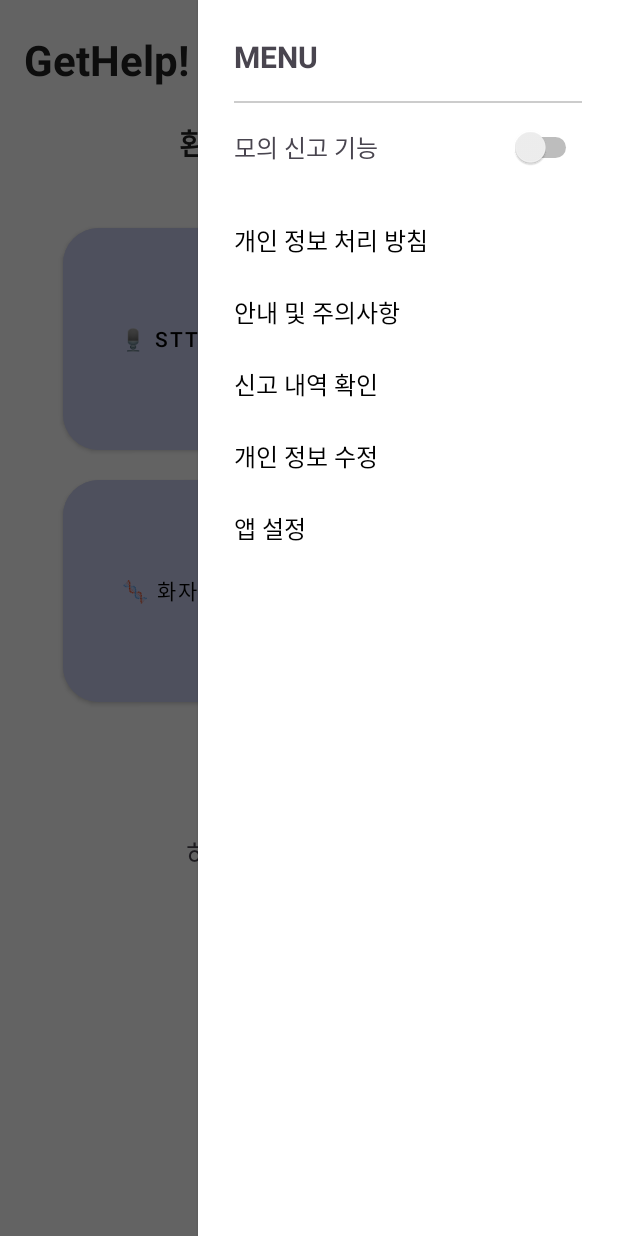
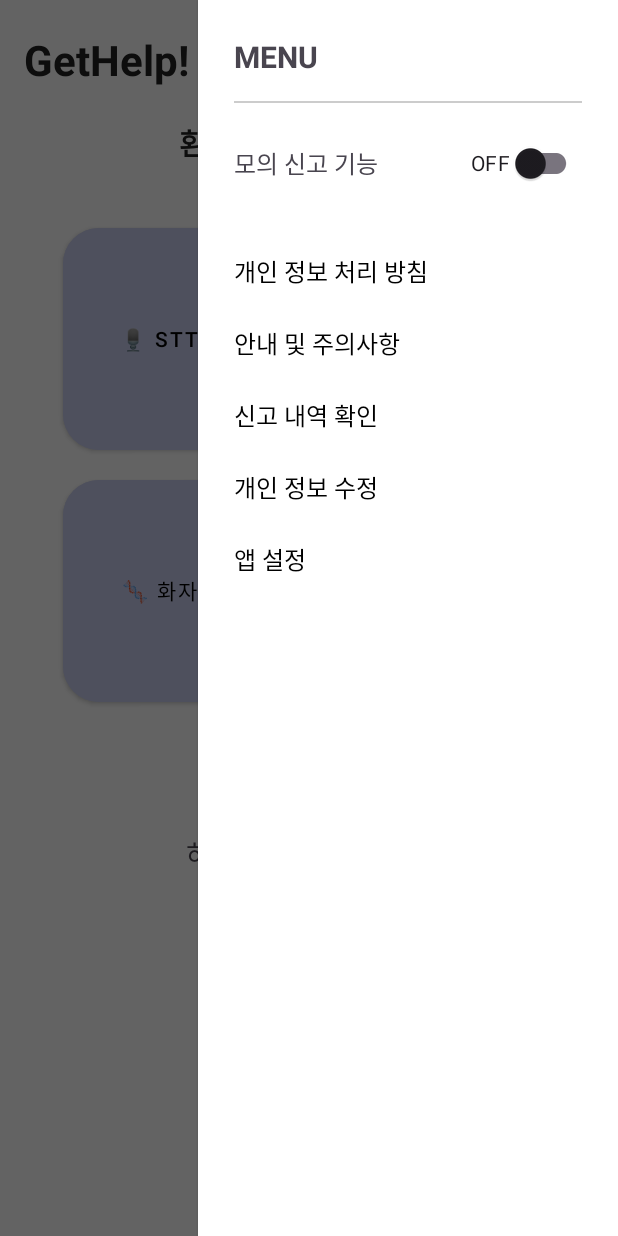
Before and after one commit to ilmong06/finalproject, an Android app: the screen it shows after launch (MainActivity), with the side drawer open, on a phone screen of 412 x 824 dp. Run offline under Robolectric (Android 15) with nearby library versions, the phone set to English and light mode, and no system bars; 1 statement that could not run was skipped.

Commit message:
last change 0509

```diff
--- a/app/src/main/java/com/example/wav2vecapp/MainActivity.java
+++ b/app/src/main/java/com/example/wav2vecapp/MainActivity.java
@@ -9,6 +9,8 @@ import android.util.Log;
 import android.widget.Button;
 import android.widget.EditText;
 import android.widget.TextView;
+
+
 
 import androidx.appcompat.app.AppCompatActivity;
 import androidx.core.app.ActivityCompat;
--- a/app/src/main/res/layout/menu_right_panel.xml
+++ b/app/src/main/res/layout/menu_right_panel.xml
@@ -36,10 +36,16 @@
             android:text="모의 신고 기능"
             android:textSize="16sp" />
 
-        <Switch
+        <androidx.appcompat.widget.SwitchCompat
             android:id="@+id/switchMockReport"
             android:layout_width="wrap_content"
-            android:layout_height="wrap_content" />
+            android:layout_height="wrap_content"
+            android:checked="false"
+            android:text="OFF"
+            android:trackTint="@color/light_gray"
+            android:thumbTint="@color/light_gray"
+            />
+
     </LinearLayout>
 
     <TextView android:id="@+id/menuPrivacy" style="@style/DrawerMenuItem" android:text="개인 정보 처리 방침" />
--- a/app/src/main/res/values/color.xml
+++ b/app/src/main/res/values/color.xml
@@ -7,6 +7,7 @@
     <color name="teal_700">#018786</color>
     <color name="white">#FFFFFF</color>
     <color name="black">#000000</color>
+    <color name="light_green">#A8E6CF</color>
 
     <!-- 🌑 텍스트 및 배경 -->
     <color name="textPrimary">#212121</color>       <!-- 기본 텍스트 -->
```
Also changed, not shown: 18 other files.
